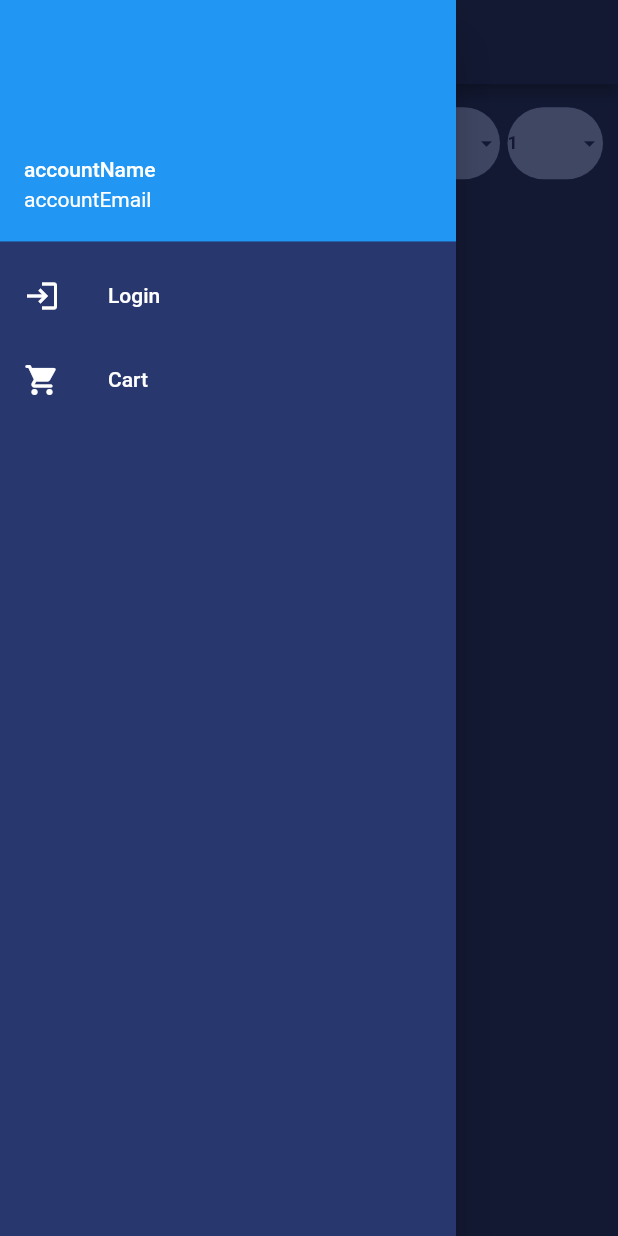
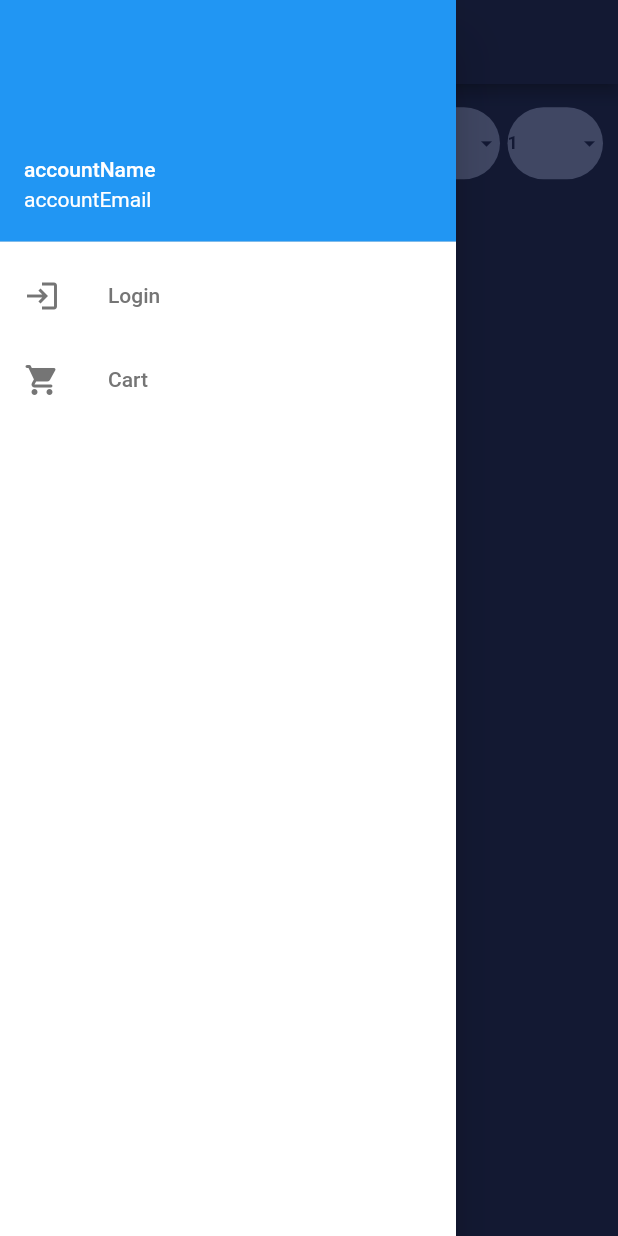
Before and after one commit to BloodHound31/Training_Java_Flutter, a Flutter app: the screen it shows after launch, with the side drawer open, on a phone screen of 412 x 824 dp. Run offline on Flutter 3.47's test engine with Material 2 defaults, Android fonts, the phone set to English and light mode, and no system bars; our stand-ins replace fluttertoast, google_fonts; network calls fail.

Commit message:
Removed the bug
Minor chnages

```diff
--- a/Registration_Login/lib/Pages/ListOrders.dart
+++ b/Registration_Login/lib/Pages/ProductList.dart
@@ -7,14 +7,14 @@ import 'package:resgistration_login/CustomWidegts/Custom_DropDown.dart';
 import '../Providers/Cart_Provider.dart';
 import 'package:resgistration_login/CustomWidegts/ProductListView.dart';
 
-class ListOrders extends StatefulWidget {
-  const ListOrders({super.key});
+class ProductList extends StatefulWidget {
+  const ProductList({super.key});
 
   @override
-  State<ListOrders> createState() => _ListOrdersState();
+  State<ProductList> createState() => _ProductListState();
 }
 
-class _ListOrdersState extends State<ListOrders> {
+class _ProductListState extends State<ProductList> {
 
   //Main Page
   @override
@@ -24,31 +24,30 @@ class _ListOrdersState extends State<ListOrders> {
 
     var list = new List<int>.generate(productProvider.productList.length, (i) => i + 1);
 
-    print('product built');
 
     return Scaffold(
       backgroundColor: Color(0xFF293770),
       //Drawer
       drawer: Drawer(
-        backgroundColor: Color(0xFF29376F),
+        backgroundColor: Color(0xFFFFFFFF),
         child: ListView(
           children: [
             UserAccountsDrawerHeader(
                 accountName: Text('accountName'),
                 accountEmail: Text('accountEmail')),
             ListTile(
-              leading: Icon(Icons.login, color: Colors.white),
+              leading: Icon(Icons.login, color: Colors.grey.shade600),
               title: Text(
                 'Login',
-                style: TextStyle(color: Colors.white),
+                style: TextStyle(color: Colors.grey.shade600),
               ),
               onTap: () {
                 Navigator.pushNamed(context, '/Home');
               },
             ),
             ListTile(
-              leading: Icon(Icons.shopping_cart_rounded, color: Colors.white),
-              title: Text('Cart', style: TextStyle(color: Colors.white)),
+              leading: Icon(Icons.shopping_cart_rounded, color: Colors.grey.shade600),
+              title: Text('Cart', style: TextStyle(color: Colors.grey.shade600)),
               onTap: () {
                 Navigator.pushNamed(context, '/YourCart');
               },
--- a/Registration_Login/lib/Service/user_data.dart
+++ b/Registration_Login/lib/Service/user_data.dart
@@ -123,7 +123,7 @@ class UserData{
             body: jsonEncode({
               'userName': userName,
               'userAddress': userAddress,
-              'paymentOption': paymentOption,
+              'paymentOption': paymentOption
             }));
 
         if (response.statusCode == 200) {
--- a/Registration_Login/lib/main.dart
+++ b/Registration_Login/lib/main.dart
@@ -3,7 +3,7 @@ import 'package:flutter/material.dart';
 import 'package:provider/provider.dart';
 import 'package:resgistration_login/Pages/Cart_Items.dart';
 import 'package:resgistration_login/Pages/CheckOut_Page.dart';
-import 'package:resgistration_login/Pages/ListOrders.dart';
+import 'package:resgistration_login/Pages/ProductList.dart';
 import 'package:resgistration_login/Pages/after_login.dart';
 import 'package:resgistration_login/Pages/forgot_password.dart';
 import 'package:resgistration_login/Pages/home.dart';
@@ -21,9 +21,9 @@ void main() {
     ],
     child: MaterialApp(
       debugShowCheckedModeBanner: false,
-      initialRoute: '/OrderList',
+      initialRoute: '/ProductList',
       routes: {
-        '/OrderList': (context) => ListOrders(),
+        '/ProductList': (context) => ProductList(),
         '/Home': (context) => Home(),
         '/Register':(context)=>Registration(),
         '/Login':(context)=>Login(),
```
Also changed, not shown: Registration_Login/lib/Pages/CheckOut_Page.dart (+6 -4 lines), Registration_Login/lib/Service/Order_Data.dart (+11 -0 lines), 3 other files.
